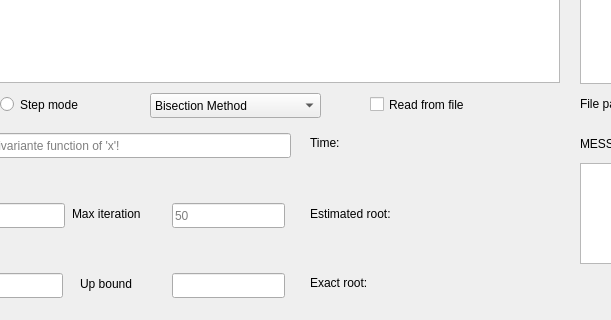
First picture: the form in form.ui, repository yehias21/Bachelor-Assignments, before the edit; both pictures show x 150 to 761 and y 447 to 767 of the 1223 by 767 pixel window.
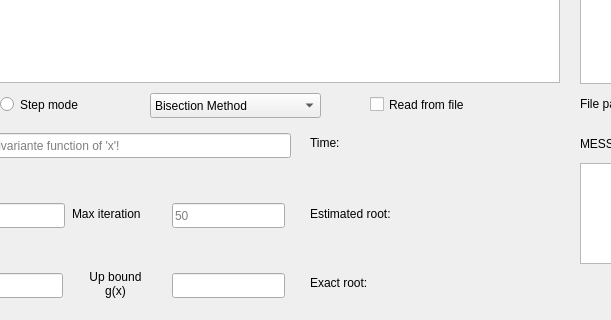
Second picture: the form after the edit.

```diff
--- a/form.ui
+++ b/form.ui
@@ -188,13 +188,22 @@
    <property name="geometry">
     <rect>
      <x>230</x>
-     <y>720</y>
-     <width>67</width>
-     <height>21</height>
+     <y>710</y>
+     <width>71</width>
+     <height>41</height>
     </rect>
    </property>
+   <property name="autoFillBackground">
+    <bool>false</bool>
+   </property>
    <property name="text">
-    <string>Up bound</string>
+    <string>Up bound g(x)</string>
+   </property>
+   <property name="alignment">
+    <set>Qt::AlignCenter</set>
+   </property>
+   <property name="wordWrap">
+    <bool>true</bool>
    </property>
   </widget>
   <widget class="QLabel" name="label_4">
@@ -326,9 +335,9 @@
   <widget class="QLabel" name="Lestimatedroot">
    <property name="geometry">
     <rect>
-     <x>600</x>
-     <y>640</y>
-     <width>81</width>
+     <x>580</x>
+     <y>650</y>
+     <width>101</width>
      <height>21</height>
     </rect>
    </property>
@@ -339,9 +348,9 @@
   <widget class="QLabel" name="Lexactroot">
    <property name="geometry">
     <rect>
-     <x>600</x>
-     <y>710</y>
-     <width>81</width>
+     <x>580</x>
+     <y>720</y>
+     <width>101</width>
      <height>21</height>
     </rect>
    </property>
@@ -352,9 +361,9 @@
   <widget class="QLabel" name="Ltime">
    <property name="geometry">
     <rect>
-     <x>600</x>
+     <x>580</x>
      <y>580</y>
-     <width>81</width>
+     <width>101</width>
      <height>21</height>
     </rect>
    </property>
```
